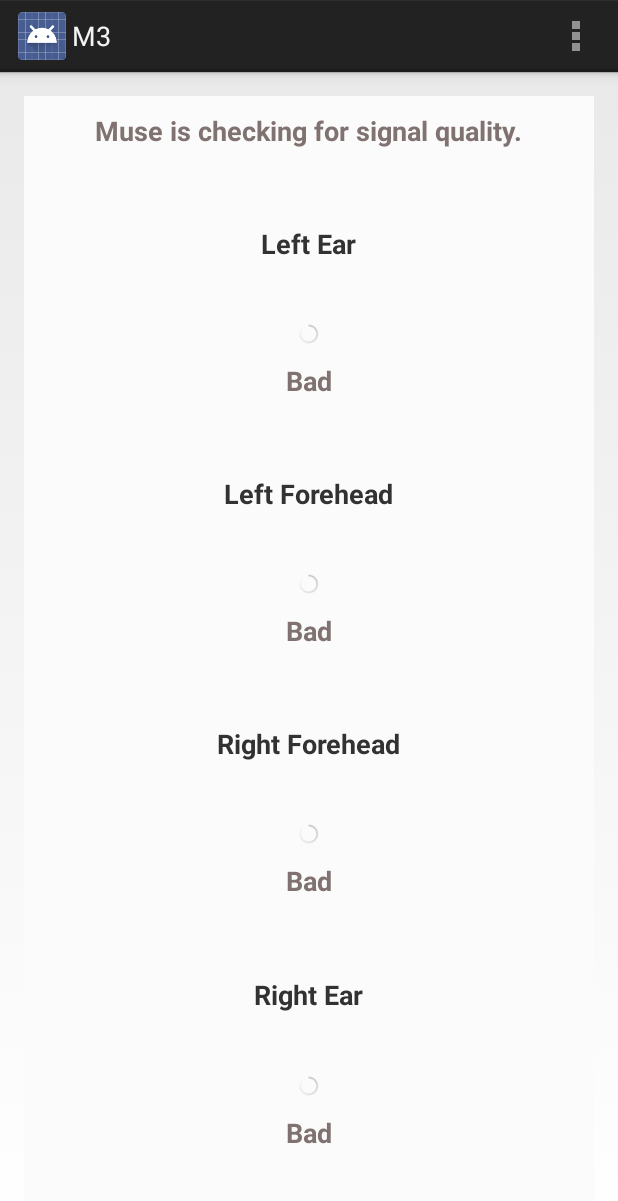
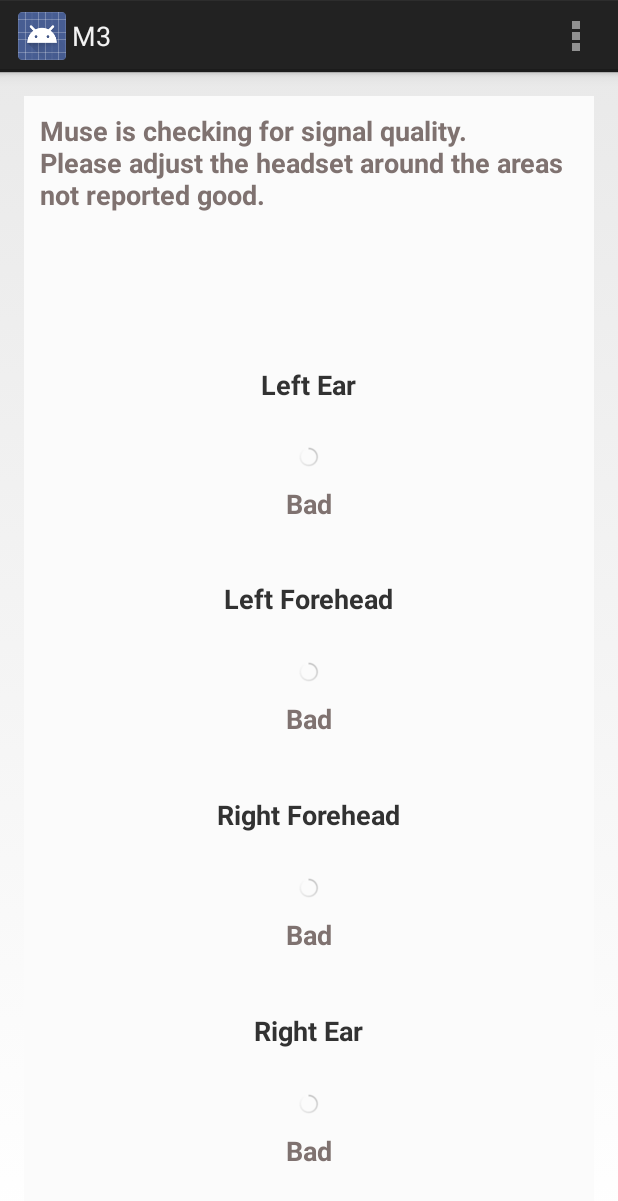
Before and after one commit to jonaslhc/M3, an Android app: the fragment SignalQualityFragment placed in its activity, on a phone screen of 412 x 824 dp. Shown: the top 1201 px of the screen. Run offline under Robolectric (Android 15) with nearby library versions, the light colour scheme and no system bars; libraries missing offline, so code that uses them is left out: org.apache.commons; 17 statements that could not run were skipped.

Commit message:
Changed signal quality check to show "bad" if it becomes bad again after movement.

```diff
--- a/app/src/main/java/com/interaxon/test/libmuse/Fragments/SignalQualityFragment.java
+++ b/app/src/main/java/com/interaxon/test/libmuse/Fragments/SignalQualityFragment.java
@@ -100,15 +100,17 @@
                                 leQualitySign.setText("Good");
                             }
                         });
-                    } /*else {
+                    } else {
                         pgbLe.post(new Runnable() {
                             @Override
                             public void run() {
                                 pgbLe.setVisibility(View.VISIBLE);
                                 leQualitySign.setTextColor(getResources().getColor(R.color.Grey));
+                                leQualitySign.setText("Bad");
+
                             }
                         });
-                    }*/
+                    }
                     if (re_bool) {
                         pgbRe.post(new Runnable() {
                             @Override
@@ -119,15 +121,17 @@
 
                             }
                         });
-                    } /*else {
+                    } else {
                         pgbRe.post(new Runnable() {
                             @Override
                             public void run() {
                                 pgbRe.setVisibility(View.VISIBLE);
                                 reQualitySign.setTextColor(getResources().getColor(R.color.Grey));
+                                reQualitySign.setText("Bad");
+
                             }
                         });
-                    }*/
+                    }
                     if (lf_bool) {
                         pgbLf.post(new Runnable() {
                             @Override
@@ -138,15 +142,17 @@
 
                             }
                         });
-                    } /*else {
+                    } else {
                         pgbLf.post(new Runnable() {
                             @Override
                             public void run() {
                                 pgbLf.setVisibility(View.VISIBLE);
                                 lfQualitySign.setTextColor(getResources().getColor(R.color.Grey));
+                                lfQualitySign.setText("Bad");
+
                             }
                         });
-                    }*/
+                    }
                     if (rf_bool) {
                         pgbRf.post(new Runnable() {
                             @Override
@@ -157,16 +163,21 @@
 
                             }
                         });
-                    } /*else{
+                    } else{
                         pgbRf.post(new Runnable() {
                             @Override
                             public void run() {
                                 pgbRf.setVisibility(View.VISIBLE);
                                 rfQualitySign.setTextColor(getResources().getColor(R.color.Grey));
+                                rfQualitySign.setText("Bad");
                             }
                         });
-                    }*/
+                    }
+                    try {
+                        Thread.sleep(500);
+                    } catch (InterruptedException e) {
 
+                    }
                 }
 
                 try {
--- a/app/src/main/res/layout/fragment_signal_quality.xml
+++ b/app/src/main/res/layout/fragment_signal_quality.xml
@@ -12,7 +12,7 @@
         android:layout_width="wrap_content"
         android:layout_height="0dp"
         android:text="@string/signalQ"
-        android:layout_weight="1"
+        android:layout_weight="3"
         android:layout_gravity="center"
         android:textSize="18sp"
         android:textStyle="bold"
--- a/app/src/main/res/values/strings.xml
+++ b/app/src/main/res/values/strings.xml
@@ -54,8 +54,8 @@
     <string name="connecting">Muse is trying to connect.</string>
     <string name="connectfail">Muse cannot connect.</string>
     <string name="connected">Muse has been connected.</string>
-    <string name="signalQ">Muse is checking for signal quality.</string>
-    <string name="calibrate">Muse is calibrating.\nPlease adjust the headset around the areas not reported good.</string>
+    <string name="signalQ">Muse is checking for signal quality.\nPlease adjust the headset around the areas not reported good.</string>
+    <string name="calibrate">Muse is calibrating.</string>
     <string name="meditate">Meditation will start in a moment.\nClose your eyes and wait for the audio.</string>
     <string name="start_meditate">Close your eyes and listen to the audio.</string>
 
```
Also changed, not shown: app/src/main/java/com/interaxon/test/libmuse/Data/DatabaseHandler.java (+1 -1 lines), app/src/main/java/com/interaxon/test/libmuse/Fragments/CalibrateFragment.java (+5 -0 lines), app/src/main/java/com/interaxon/test/libmuse/Fragments/MeditateFragment.java (+4 -1 lines), app/src/main/res/drawable-xxhdpi/blue.PNG (added), app/src/main/res/drawable-xxhdpi/green.PNG (added), app/src/main/res/drawable-xxhdpi/red.PNG (added), app/src/main/res/drawable-xxhdpi/yellow.PNG (added), 1 other file.
